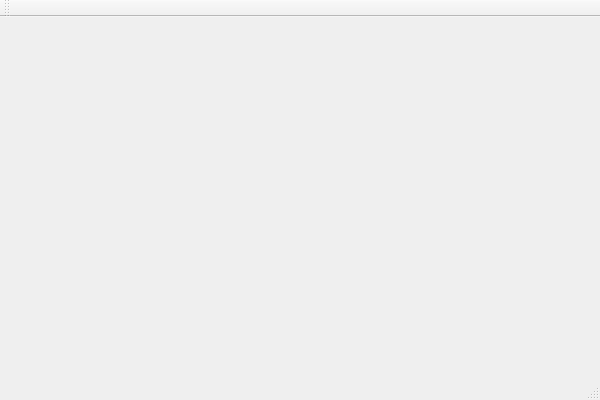
Qt form mainwindow.ui (henriwi/rssreader) before a commit.
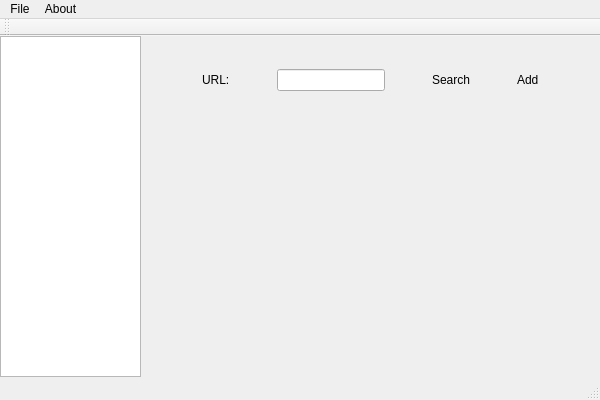
The same form after that commit.

Commit message: forste forsok pa pull. Endret GUI.

Patch:
```diff
--- a/mainwindow.ui
+++ b/mainwindow.ui
@@ -12,13 +12,129 @@
   <property name="windowTitle" >
    <string>MainWindow</string>
   </property>
-  <widget class="QMenuBar" name="menuBar" />
-  <widget class="QToolBar" name="mainToolBar" />
-  <widget class="QWidget" name="centralWidget" />
-  <widget class="QStatusBar" name="statusBar" />
+  <widget class="QWidget" name="centralWidget">
+   <widget class="QWidget" name="gridLayoutWidget">
+    <property name="geometry">
+     <rect>
+      <x>150</x>
+      <y>-1</y>
+      <width>441</width>
+      <height>91</height>
+     </rect>
+    </property>
+    <layout class="QGridLayout" name="gridLayout">
+     <item row="0" column="1">
+      <widget class="QLineEdit" name="lineEdit">
+       <property name="sizePolicy">
+        <sizepolicy hsizetype="Fixed" vsizetype="Fixed">
+         <horstretch>0</horstretch>
+         <verstretch>0</verstretch>
+        </sizepolicy>
+       </property>
+      </widget>
+     </item>
+     <item row="0" column="0">
+      <widget class="QLabel" name="label">
+       <property name="sizePolicy">
+        <sizepolicy hsizetype="Fixed" vsizetype="Fixed">
+         <horstretch>0</horstretch>
+         <verstretch>0</verstretch>
+        </sizepolicy>
+       </property>
+       <property name="text">
+        <string>URL:</string>
+       </property>
+      </widget>
+     </item>
+     <item row="0" column="2">
+      <widget class="QLabel" name="label_2">
+       <property name="sizePolicy">
+        <sizepolicy hsizetype="Fixed" vsizetype="Fixed">
+         <horstretch>0</horstretch>
+         <verstretch>0</verstretch>
+        </sizepolicy>
+       </property>
+       <property name="text">
+        <string>Search</string>
+       </property>
+      </widget>
+     </item>
+     <item row="0" column="3">
+      <widget class="QLabel" name="label_3">
+       <property name="sizePolicy">
+        <sizepolicy hsizetype="Fixed" vsizetype="Fixed">
+         <horstretch>0</horstretch>
+         <verstretch>0</verstretch>
+        </sizepolicy>
+       </property>
+       <property name="text">
+        <string>Add</string>
+       </property>
+      </widget>
+     </item>
+    </layout>
+   </widget>
+   <widget class="QTreeView" name="treeView">
+    <property name="geometry">
+     <rect>
+      <x>0</x>
+      <y>0</y>
+      <width>141</width>
+      <height>341</height>
+     </rect>
+    </property>
+    <property name="sizePolicy">
+     <sizepolicy hsizetype="Fixed" vsizetype="Fixed">
+      <horstretch>0</horstretch>
+      <verstretch>0</verstretch>
+     </sizepolicy>
+    </property>
+   </widget>
+   <widget class="QWidget" name="verticalLayoutWidget">
+    <property name="geometry">
+     <rect>
+      <x>150</x>
+      <y>100</y>
+      <width>441</width>
+      <height>241</height>
+     </rect>
+    </property>
+    <layout class="QVBoxLayout" name="verticalLayout"/>
+   </widget>
+  </widget>
+  <widget class="QMenuBar" name="menuBar">
+   <property name="geometry">
+    <rect>
+     <x>0</x>
+     <y>0</y>
+     <width>600</width>
+     <height>21</height>
+    </rect>
+   </property>
+   <widget class="QMenu" name="menuFile">
+    <property name="title">
+     <string>File</string>
+    </property>
+   </widget>
+   <widget class="QMenu" name="menuAbout">
+    <property name="title">
+     <string>About</string>
+    </property>
+   </widget>
+   <addaction name="menuFile"/>
+   <addaction name="menuAbout"/>
+  </widget>
+  <widget class="QToolBar" name="mainToolBar">
+   <attribute name="toolBarArea">
+    <enum>TopToolBarArea</enum>
+   </attribute>
+   <attribute name="toolBarBreak">
+    <bool>false</bool>
+   </attribute>
+  </widget>
+  <widget class="QStatusBar" name="statusBar"/>
  </widget>
- <layoutDefault spacing="6" margin="11" />
- <pixmapfunction></pixmapfunction>
+ <layoutdefault spacing="6" margin="11"/>
  <resources/>
  <connections/>
 </ui>
```
Left out of the diff: 7 changed lines with no effect on the pictures. The commit also changes 4 other files.
